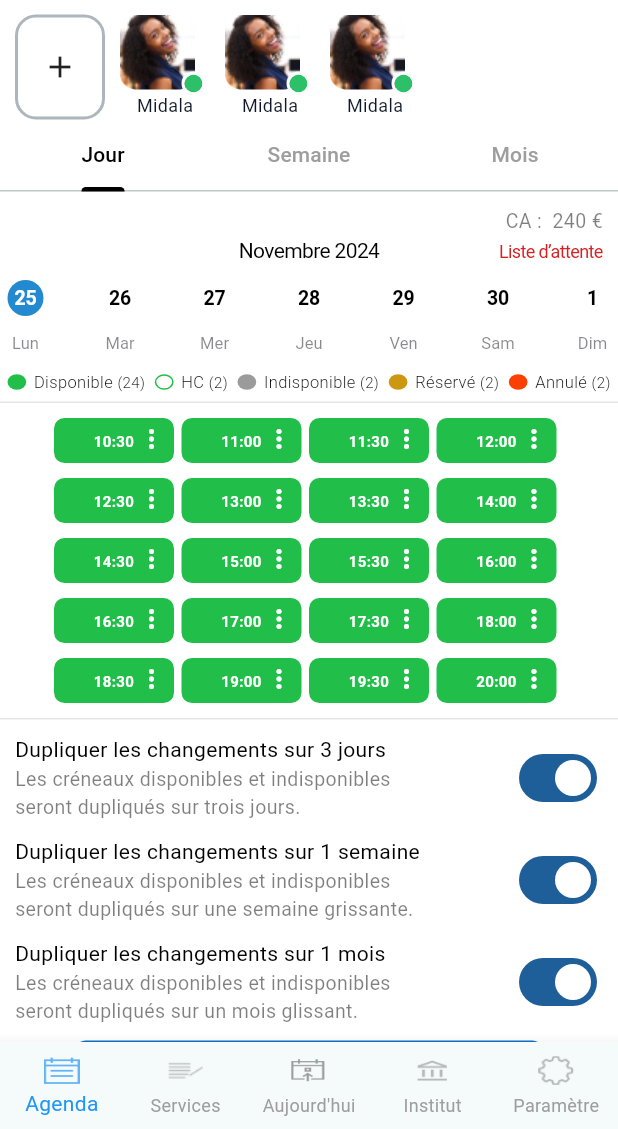
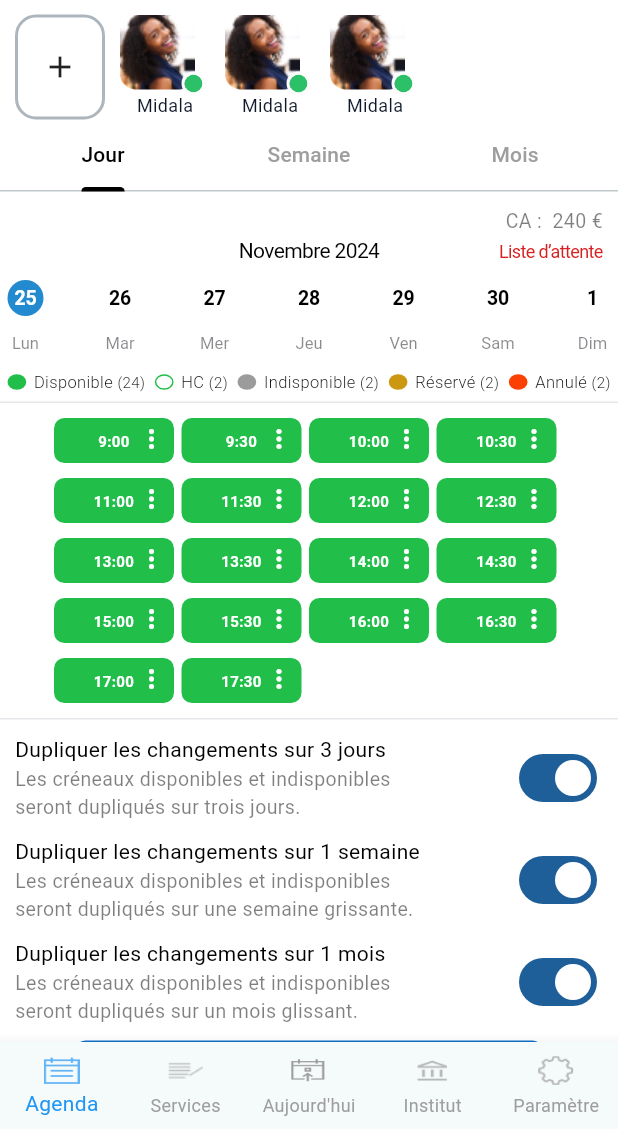
Before and after one commit to foudroyant/abp-v2, a Flutter app: the screen it shows after launch, after a tap on "25", on a phone screen of 412 x 824 dp, the part 107-1236 px from its top. Run offline on Flutter 3.47's test engine with Material 3 defaults, Android fonts, the phone set to English and light mode, and no system bars; Roboto replaces fonts that are missing (SF Pro Text, Sora).

Commit message:
update du 30 nov autour de 01h33

```diff
--- a/lib/components/jour.dart
+++ b/lib/components/jour.dart
@@ -18,9 +18,18 @@ class _JourState extends State<Jour> {
   DateTime today = DateTime.now();
 
   @override
+  void initState() {
+    super.initState();
+    // Appeler la fonction du provider ici pour initialiser l'état
+    context.read<Utils>().genererCreneaux();
+  }
+
+  @override
   Widget build(BuildContext context) {
     List<DateTime> jours = getDatesOfCurrentWeek(today);
-    List<Creneau> creneaux = genererCreneaux(context.read<Utils>().dateActuelle, 20);
+
+    /*final creneauxProvider = Provider.of<Utils>(context, listen: false);
+    creneauxProvider.genererCreneaux();*/
 
     return ListView(
       children : [
@@ -42,9 +51,9 @@ class _JourState extends State<Jour> {
 
         Center(
           child: Wrap(
-            children : creneaux.map((item){
-              return BoutonAgenda(creneau: item, context: context,);
-            }).toList()
+            children: context.watch<Utils>().creneaux.map((item) {
+              return BoutonAgenda(creneau: item, context: context);
+            }).toList(),
           ),
         ),
 
--- a/lib/components/semaine.dart
+++ b/lib/components/semaine.dart
@@ -2,6 +2,7 @@ import 'package:abp/components/ui_element.dart';
 import 'package:flutter/material.dart';
 import 'package:provider/provider.dart';
 
+import '../models/institut_modele.dart';
 import '../models/utils.dart';
 import '../utils/data.dart';
 
@@ -18,7 +19,15 @@ class _SemaineState extends State<Semaine> {
 
   @override
   Widget build(BuildContext context) {
-    List<Creneau> creneaux = genererCreneaux(context.read<Utils>().dateActuelle, 10);
+    DateTime _ouverture = DateTime(
+      context.read<Utils>().dateActuelle.year,
+      context.read<Utils>().dateActuelle.month,
+      context.read<Utils>().dateActuelle.day,
+      institut.horaires[joursSemaine[context.read<Utils>().indexDateActuelle]]?["Ouverture"][0],
+      institut.horaires[joursSemaine[context.read<Utils>().indexDateActuelle]]?["Ouverture"][1],
+    );
+
+    List<Creneau> creneaux = genererCreneaux(context.read<Utils>().dateActuelle, context.read<Utils>().dateActuelle);
 
     return ListView(
       children : [
--- a/lib/components/ui_element.dart
+++ b/lib/components/ui_element.dart
@@ -1,6 +1,7 @@
 import 'package:flutter/material.dart';
 import 'package:provider/provider.dart';
 
+import '../models/institut_modele.dart';
 import '../models/utils.dart';
 import '../utils/data.dart';
 import '../utils/lib_fn.dart';
@@ -424,7 +425,7 @@ class _ContainerDatesState extends State<ContainerDates> {
   @override
   Widget build(BuildContext context) {
 
-    final DateTime inputDate = DateTime(2024, 11, 29); // Vendredi 29 Novembre 2024
+    final DateTime inputDate = DateTime.now(); // Aujourd'hui
     final List<DateTime> weekDates = getWeekDates(inputDate);
 
     return Container(
@@ -440,10 +441,16 @@ class _ContainerDatesState extends State<ContainerDates> {
           return InkWell(
             onTap: () {
               context.read<Utils>().updateDate(value);
+              context.read<Utils>().updateIndexDate(index);
+              context.read<Utils>().updateIndexDateActuelle(index);
+
+              context.read<Utils>().genererCreneaux();
+              print('${institut.horaires[joursSemaine[context.read<Utils>().indexDateActuelle]]?["Ouverture"][0]} ---- ${institut.horaires[joursSemaine[context.read<Utils>().indexDateActuelle]]?["Ouverture"][1]}');
+              print(context.read<Utils>().creneaux);
               setState(() {
                 _focusedIndex = index; // Mettre à jour l'index actif
               });
-              print('Index cliqué : $index ------ Index actif : $_focusedIndex');
+
             },
             child: Padding(
               padding: const EdgeInsets.only(left: 5, right: 5),
--- a/lib/models/institut_modele.dart
+++ b/lib/models/institut_modele.dart
@@ -2,15 +2,10 @@ import 'package:flutter/foundation.dart';
 import '../utils/data.dart';
 
 class Institut_Model with ChangeNotifier {
-  late InstitutModel institut;
 
-  init(InstitutModel institut){
-    this.institut = institut;
-    notifyListeners();
-  }
 
   void changeNom(String nom){
-    this.institut.setNom(nom);
+    //this.institut.setNom(nom);
     notifyListeners();
   }
 }
--- a/lib/models/utils.dart
+++ b/lib/models/utils.dart
@@ -1,13 +1,65 @@
 import 'package:flutter/foundation.dart';
+import 'package:flutter/widgets.dart';
+import '../utils/data.dart';
 
 class Utils with ChangeNotifier {
   int _indexPage = 0;
   int _indexDate = 0;
   DateTime _dateActuelle = DateTime.now();
+  int indexDateActuelle = DateTime.now().weekday;
 
   int get indexPage => _indexPage;
   int get indexDate => _indexDate;
   DateTime get dateActuelle => _dateActuelle;
+  List<Creneau> creneaux = [];
+
+
+  void genererCreneaux() {
+    // On utilise le addPostFrameCallback pour garantir que le notifyListeners()
+    // se produit après la construction du widget
+    WidgetsBinding.instance.addPostFrameCallback((_) {
+      List<Creneau> _creneaux = [];
+
+      DateTime _ouverture = DateTime(
+        dateActuelle.year,
+        dateActuelle.month,
+        dateActuelle.day,
+        institut.horaires[joursSemaine[this.indexDateActuelle]]?["Ouverture"][0].hour,
+        institut.horaires[joursSemaine[this.indexDateActuelle]]?["Ouverture"][0].minute,
+      );
+
+      DateTime _fermeture = DateTime(
+        dateActuelle.year,
+        dateActuelle.month,
+        dateActuelle.day,
+        institut.horaires[joursSemaine[indexDateActuelle]]?["Ouverture"][1].hour,
+        institut.horaires[joursSemaine[indexDateActuelle]]?["Ouverture"][1].minute,
+      );
+
+      // Génération des créneaux
+      DateTime prochainCreneau = _ouverture;
+      while (prochainCreneau.isBefore(_fermeture)) {
+        _creneaux.add(Creneau(
+          date: DateTime(
+            dateActuelle.year,
+            dateActuelle.month,
+            dateActuelle.day,
+            00,
+            00, // C'est un exemple, adaptez-le selon votre besoin
+          ),
+          etat: Etat.DISPONIBLE, // Par défaut, tous les créneaux sont DISPONIBLES
+          creneau: prochainCreneau,
+        ));
+
+        prochainCreneau = prochainCreneau.add(Duration(minutes: 30));
+      }
+
+      // Mettre à jour les créneaux et notifier les écouteurs
+      creneaux = _creneaux;
+      notifyListeners();
+    });
+  }
+
 
   void updateIndexPage(int index) {
     _indexPage = index;
@@ -23,4 +75,9 @@ class Utils with ChangeNotifier {
     _dateActuelle = date;
     notifyListeners(); // Notifie les widgets qui écoutent ce modèle
   }
+
+  void updateIndexDateActuelle(int index) {
+    indexDateActuelle = index;
+    notifyListeners(); // Notifie les widgets qui écoutent ce modèle
+  }
 }
--- a/lib/utils/data.dart
+++ b/lib/utils/data.dart
@@ -118,47 +118,143 @@ class Creneau {
   }
 }
 
-List<Creneau> genererCreneaux(DateTime date, int nombreDeCreneaux) {
+List<Creneau> genererCreneaux(DateTime heureDebut, DateTime heureFin) {
   List<Creneau> creneaux = [];
 
-  for (int i = 0; i < nombreDeCreneaux; i++) {
-    DateTime heureDebut = date.add(Duration(minutes: i * 30)); // Création du créneau avec un intervalle de 30 minutes
+  DateTime prochainCreneau = heureDebut;
+  while (prochainCreneau.isBefore(heureFin)) {
     creneaux.add(Creneau(
-      date: date,
+      date: prochainCreneau,
       etat: Etat.DISPONIBLE, // Par défaut, tous les créneaux sont DISPONIBLES
-      creneau: heureDebut,
+      creneau: prochainCreneau,
     ));
+
+    // Ajouter un intervalle de 30 minutes pour le prochain créneau
+    prochainCreneau = prochainCreneau.add(Duration(minutes: 30));
   }
 
   return creneaux;
 }
 
 
+
 class InstitutModel {
-  late String nom;
-  late String id;
-  late Map horaires;
-  late bool est_admin;
+  // Propriétés
+  String nom;
+  String telephone;
+  String siteWeb;
+  Map<String, Map<String, dynamic>> horaires; // Horaires incluant description et ouverture
+  List<String> images; // Liens vers les images de l'institut
+  String presentation;
+  Map<String, String> liens; // Liens des logos des réseaux sociaux
 
+  // Constructeur
   InstitutModel({
-    required this.id,
-  required this.nom,
-  required this.horaires,
-  required this.est_admin
-});
+    required this.nom,
+    required this.telephone,
+    required this.siteWeb,
+    required this.horaires,
+    required this.images,
+    required this.presentation,
+    required this.liens,
+  });
 
-  Map get getHoraires => horaires;
-  String get getId => id;
-  String get getNom => nom;
-  bool get getAdmin => est_admin;
-
-  void setNom(String nom){this.nom = nom;}
-  void setAdmin(bool etat){
-    this.est_admin = etat;
+  // Méthode pour afficher les détails sous forme de chaîne (exemple)
+  @override
+  String toString() {
+    return '''
+Institut:
+  Nom: $nom
+  Téléphone: $telephone
+  Site Web: $siteWeb
+  Horaires: $horaires
+  Images: $images
+  Présentation: $presentation
+  Liens Réseaux Sociaux: $liens
+''';
   }
 }
 
+InstitutModel institut = InstitutModel(
+  nom: "Institut Bien-Être",
+  telephone: "+33 1 23 45 67 89",
+  siteWeb: "https://institut-bienetre.com",
+  horaires: {
+    "Lundi": {
+      "description": "Horaires pour le lundi",
+      "Ouverture": [
+        DateTime(2024, 12, 4, 9, 0), // Heure d'ouverture
+        DateTime(2024, 12, 4, 18, 0) // Heure de fermeture
+      ],
+    },
+    "Mardi": {
+      "description": "Horaires pour le mardi",
+      "Ouverture": [
+        DateTime(2024, 12, 5, 10, 0),
+        DateTime(2024, 12, 5, 17, 0)
+      ],
+    },
+    "Mercredi": {
+      "description": "Horaires pour le mercredi",
+      "Ouverture": [
+        DateTime(2024, 12, 6, 9, 30),
+        DateTime(2024, 12, 6, 16, 30)
+      ],
+    },
+    "Jeudi": {
+      "description": "Horaires pour le jeudi",
+      "Ouverture": [
+        DateTime(2024, 12, 7, 8, 30),
+        DateTime(2024, 12, 7, 15, 0)
+      ],
+    },
+    "Vendredi": {
+      "description": "Horaires pour le vendredi",
+      "Ouverture": [
+        DateTime(2024, 12, 8, 9, 0),
+        DateTime(2024, 12, 8, 18, 0)
+      ],
+    },
+    "Samedi": {
+      "description": "Horaires pour le samedi",
+      "Ouverture": [
+        DateTime(2024, 12, 9, 10, 0),
+        DateTime(2024, 12, 9, 14, 0)
+      ],
+    },
+    "Dimanche": {
+      "description": "Horaires pour le dimanche (fermé)",
+      "Ouverture": [
+        DateTime(2024, 12, 10, 0, 0), // Pas d'ouverture
+        DateTime(2024, 12, 10, 0, 0) // Pas de fermeture
+      ],
+    },
+  },
+  images: [
+    "https://example.com/image1.jpg",
+    "https://example.com/image2.jpg"
+  ],
+  presentation: "Nous offrons des soins de qualité avec des produits naturels.",
+  liens: {
+    "G": "https://example.com/logo-google.png",
+    "I": "https://example.com/logo-instagram.png",
+    "F": "https://example.com/logo-facebook.png",
+    "X": "https://example.com/logo-x.png",
+    "T": "https://example.com/logo-tiktok.png",
+  },
+);
+
+
 List<String> categories = ["Femme", "Homme", "Fille", "Garçon", "Tout le monde"];
+List<String> joursSemaine = [
+  "Lundi",    // 1er jour de la semaine
+  "Mardi",    // 2ème jour de la semaine
+  "Mercredi", // 3ème jour de la semaine
+  "Jeudi",    // 4ème jour de la semaine
+  "Vendredi", // 5ème jour de la semaine
+  "Samedi",   // 6ème jour de la semaine
+  "Dimanche", // 7ème jour de la semaine
+];
 
 // Création des objets issus de la classe Prestation
 List<Prestation> prestations = [
```
